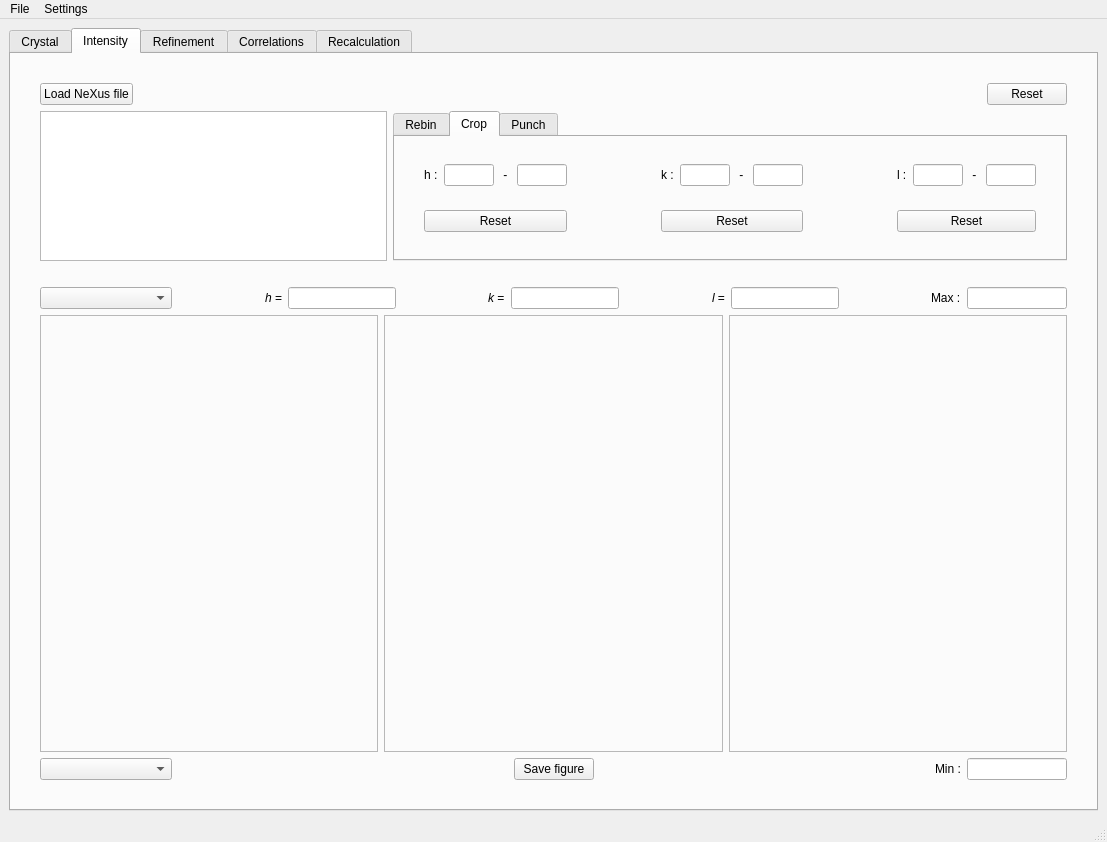
Above: disorder/graphical/mainwindow.ui from zjmorgan/rmc-discord before the change. Below: the same form after it.
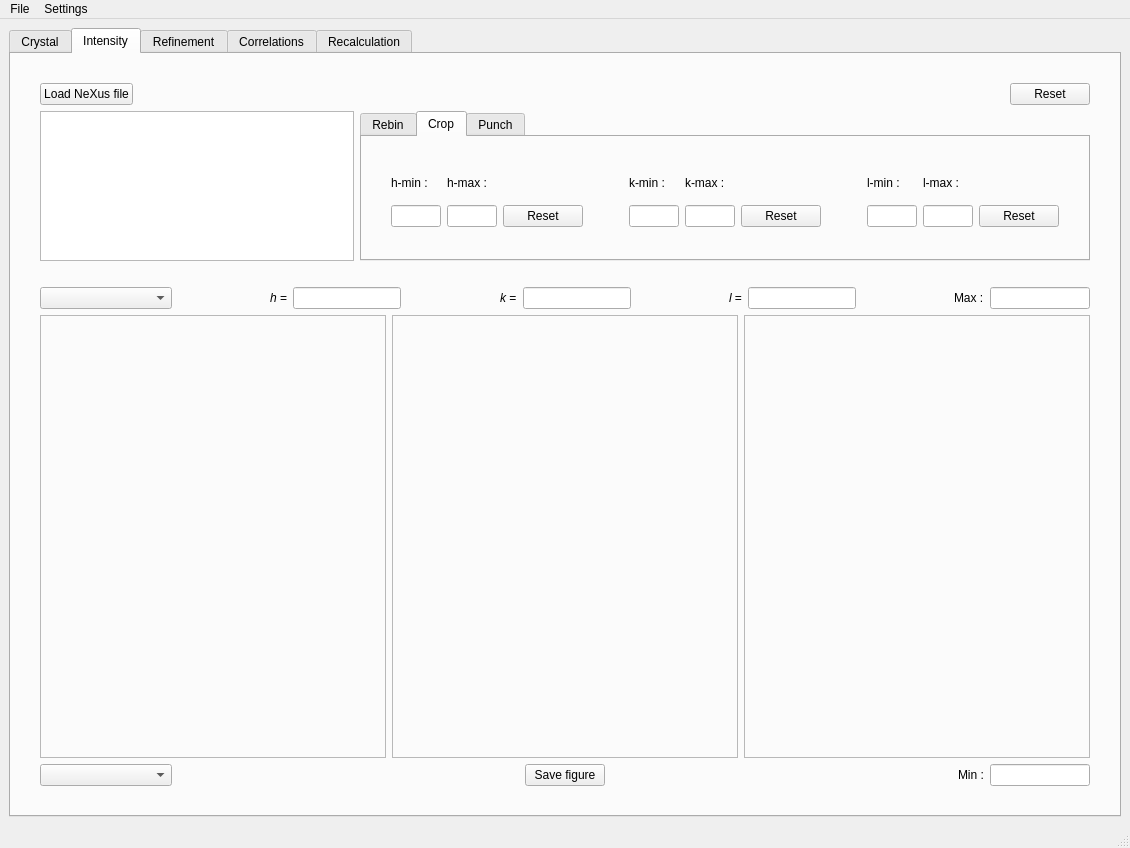
That is the form after the change. The open tabs and pages were chosen to show the change. Custom widgets are drawn as their Qt base class.

Diff of the .ui file:
```diff
--- a/disorder/graphical/mainwindow.ui
+++ b/disorder/graphical/mainwindow.ui
@@ -6,10 +6,16 @@
    <rect>
     <x>0</x>
     <y>0</y>
-    <width>1107</width>
-    <height>842</height>
+    <width>1130</width>
+    <height>848</height>
    </rect>
   </property>
+  <property name="maximumSize">
+   <size>
+    <width>16777215</width>
+    <height>848</height>
+   </size>
+  </property>
   <property name="windowTitle">
    <string>rmc-discord</string>
   </property>
@@ -964,154 +970,20 @@
               <string>Crop</string>
              </attribute>
              <layout class="QGridLayout" name="gridLayout_8">
-              <item row="2" column="1">
-               <layout class="QGridLayout" name="gridLayout_25">
-                <item row="1" column="0">
-                 <widget class="QPushButton" name="pushButton_reset_h">
-                  <property name="text">
-                   <string>Reset</string>
-                  </property>
-                 </widget>
-                </item>
-                <item row="0" column="0">
-                 <layout class="QGridLayout" name="gridLayout_30">
-                  <item row="0" column="1">
-                   <widget class="QLineEdit" name="lineEdit_min_h">
-                    <property name="maximumSize">
-                     <size>
-                      <width>50</width>
-                      <height>16777215</height>
-                     </size>
-                    </property>
-                   </widget>
-                  </item>
-                  <item row="0" column="0">
-                   <widget class="QLabel" name="label_range_h">
-                    <property name="text">
-                     <string>h :</string>
-                    </property>
-                   </widget>
-                  </item>
-                  <item row="0" column="2">
-                   <widget class="QLabel" name="label_sep_h">
-                    <property name="text">
-                     <string> - </string>
-                    </property>
-                   </widget>
-                  </item>
-                  <item row="0" column="3">
-                   <widget class="QLineEdit" name="lineEdit_max_h">
-                    <property name="maximumSize">
-                     <size>
-                      <width>50</width>
-                      <height>16777215</height>
-                     </size>
-                    </property>
-                   </widget>
-                  </item>
-                 </layout>
-                </item>
-               </layout>
+              <item row="2" column="10">
+               <spacer name="verticalSpacer_27">
+                <property name="orientation">
+                 <enum>Qt::Vertical</enum>
+                </property>
+                <property name="sizeHint" stdset="0">
+                 <size>
+                  <width>20</width>
+                  <height>40</height>
+                 </size>
+                </property>
+               </spacer>
               </item>
-              <item row="2" column="5">
-               <layout class="QGridLayout" name="gridLayout_36">
-                <item row="1" column="0">
-                 <widget class="QPushButton" name="pushButton_reset_l">
-                  <property name="text">
-                   <string>Reset</string>
-                  </property>
-                 </widget>
-                </item>
-                <item row="0" column="0">
-                 <layout class="QGridLayout" name="gridLayout_29">
-                  <item row="0" column="3">
-                   <widget class="QLineEdit" name="lineEdit_max_l">
-                    <property name="maximumSize">
-                     <size>
-                      <width>50</width>
-                      <height>16777215</height>
-                     </size>
-                    </property>
-                   </widget>
-                  </item>
-                  <item row="0" column="0">
-                   <widget class="QLabel" name="label_rangel_l">
-                    <property name="text">
-                     <string>l :</string>
-                    </property>
-                   </widget>
-                  </item>
-                  <item row="0" column="1">
-                   <widget class="QLineEdit" name="lineEdit_min_l">
-                    <property name="maximumSize">
-                     <size>
-                      <width>50</width>
-                      <height>16777215</height>
-                     </size>
-                    </property>
-                   </widget>
-                  </item>
-                  <item row="0" column="2">
-                   <widget class="QLabel" name="label_sep_l">
-                    <property name="text">
-                     <string> - </string>
-                    </property>
-                   </widget>
-                  </item>
-                 </layout>
-                </item>
-               </layout>
-              </item>
-              <item row="2" column="3">
-               <layout class="QGridLayout" name="gridLayout_35">
-                <item row="1" column="0">
-                 <widget class="QPushButton" name="pushButton_reset_k">
-                  <property name="text">
-                   <string>Reset</string>
-                  </property>
-                 </widget>
-                </item>
-                <item row="0" column="0">
-                 <layout class="QGridLayout" name="gridLayout_28">
-                  <item row="0" column="0">
-                   <widget class="QLabel" name="label_range_k">
-                    <property name="text">
-                     <string>k :</string>
-                    </property>
-                   </widget>
-                  </item>
-                  <item row="0" column="1">
-                   <widget class="QLineEdit" name="lineEdit_min_k">
-                    <property name="maximumSize">
-                     <size>
-                      <width>50</width>
-                      <height>16777215</height>
-                     </size>
-                    </property>
-                   </widget>
-                  </item>
-                  <item row="0" column="2">
-                   <widget class="QLabel" name="label_sep_k">
-                    <property name="text">
-                     <string> - </string>
-                    </property>
-                   </widget>
-                  </item>
-                  <item row="0" column="3">
-                   <widget class="QLineEdit" name="lineEdit_max_k">
-                    <property name="maximumSize">
-                     <size>
-                      <width>50</width>
-                      <height>16777215</height>
-                     </size>
-                    </property>
-                   </widget>
-                  </item>
-                 </layout>
-                </item>
-               </layout>
-              </item>
-              <item row="2" column="2">
+              <item row="2" column="4">
                <spacer name="horizontalSpacer_23">
                 <property name="orientation">
                  <enum>Qt::Horizontal</enum>
@@ -1124,7 +996,7 @@
                 </property>
                </spacer>
               </item>
-              <item row="2" column="4">
+              <item row="2" column="7">
                <spacer name="horizontalSpacer_24">
                 <property name="orientation">
                  <enum>Qt::Horizontal</enum>
@@ -1150,19 +1022,203 @@
                 </property>
                </spacer>
               </item>
-              <item row="2" column="6">
-               <spacer name="verticalSpacer_27">
+              <item row="3" column="2">
+               <spacer name="horizontalSpacer_36">
                 <property name="orientation">
-                 <enum>Qt::Vertical</enum>
+                 <enum>Qt::Horizontal</enum>
                 </property>
                 <property name="sizeHint" stdset="0">
                  <size>
-                  <width>20</width>
-                  <height>40</height>
+                  <width>40</width>
+                  <height>20</height>
                  </size>
                 </property>
                </spacer>
               </item>
+              <item row="0" column="2">
+               <spacer name="horizontalSpacer_47">
+                <property name="orientation">
+                 <enum>Qt::Horizontal</enum>
+                </property>
+                <property name="sizeHint" stdset="0">
+                 <size>
+                  <width>40</width>
+                  <height>20</height>
+                 </size>
+                </property>
+               </spacer>
+              </item>
+              <item row="2" column="2">
+               <layout class="QGridLayout" name="gridLayout_30">
+                <item row="0" column="0">
+                 <widget class="QLabel" name="label_range_h">
+                  <property name="maximumSize">
+                   <size>
+                    <width>16777215</width>
+                    <height>27</height>
+                   </size>
+                  </property>
+                  <property name="text">
+                   <string>h-min :</string>
+                  </property>
+                 </widget>
+                </item>
+                <item row="1" column="1">
+                 <widget class="QLineEdit" name="lineEdit_max_h">
+                  <property name="maximumSize">
+                   <size>
+                    <width>50</width>
+                    <height>16777215</height>
+                   </size>
+                  </property>
+                 </widget>
+                </item>
+                <item row="1" column="0">
+                 <widget class="QLineEdit" name="lineEdit_min_h">
+                  <property name="maximumSize">
+                   <size>
+                    <width>50</width>
+                    <height>16777215</height>
+                   </size>
+                  </property>
+                 </widget>
+                </item>
+                <item row="0" column="1">
+                 <widget class="QLabel" name="label_sep_h">
+                  <property name="maximumSize">
+                   <size>
+                    <width>16777215</width>
+                    <height>27</height>
+                   </size>
+                  </property>
+                  <property name="text">
+                   <string>h-max :</string>
+                  </property>
+                 </widget>
+                </item>
+                <item row="1" column="2">
+                 <widget class="QPushButton" name="pushButton_reset_h">
+                  <property name="text">
+                   <string>Reset</string>
+                  </property>
+                 </widget>
+                </item>
+               </layout>
+              </item>
+              <item row="2" column="5">
+               <layout class="QGridLayout" name="gridLayout_28">
+                <item row="0" column="0">
+                 <widget class="QLabel" name="label_range_k">
+                  <property name="maximumSize">
+                   <size>
+                    <width>16777215</width>
+                    <height>27</height>
+                   </size>
+                  </property>
+                  <property name="text">
+                   <string>k-min :</string>
+                  </property>
+                 </widget>
+                </item>
+                <item row="0" column="1">
+                 <widget class="QLabel" name="label_sep_k">
+                  <property name="maximumSize">
+                   <size>
+                    <width>16777215</width>
+                    <height>27</height>
+                   </size>
+                  </property>
+                  <property name="text">
+                   <string>k-max :</string>
+                  </property>
+                 </widget>
+                </item>
+                <item row="1" column="0">
+                 <widget class="QLineEdit" name="lineEdit_min_k">
+                  <property name="maximumSize">
+                   <size>
+                    <width>50</width>
+                    <height>16777215</height>
+                   </size>
+                  </property>
+                 </widget>
+                </item>
+                <item row="1" column="1">
+                 <widget class="QLineEdit" name="lineEdit_max_k">
+                  <property name="maximumSize">
+                   <size>
+                    <width>50</width>
+                    <height>16777215</height>
+                   </size>
+                  </property>
+                 </widget>
+                </item>
+                <item row="1" column="2">
+                 <widget class="QPushButton" name="pushButton_reset_k">
+                  <property name="text">
+                   <string>Reset</string>
+                  </property>
+                 </widget>
+                </item>
+               </layout>
+              </item>
+              <item row="2" column="8">
+               <layout class="QGridLayout" name="gridLayout_29">
+                <item row="0" column="0">
+                 <widget class="QLabel" name="label_rangel_l">
+                  <property name="maximumSize">
+                   <size>
+                    <width>16777215</width>
+                    <height>27</height>
+                   </size>
+                  </property>
+                  <property name="text">
+                   <string>l-min :</string>
+                  </property>
+                 </widget>
+                </item>
+                <item row="0" column="1">
+                 <widget class="QLabel" name="label_sep_l">
+                  <property name="maximumSize">
+                   <size>
+                    <width>16777215</width>
+                    <height>27</height>
+                   </size>
+                  </property>
+                  <property name="text">
+                   <string>l-max : </string>
+                  </property>
+                 </widget>
+                </item>
+                <item row="1" column="0">
+                 <widget class="QLineEdit" name="lineEdit_min_l">
+                  <property name="maximumSize">
+                   <size>
+                    <width>50</width>
+                    <height>16777215</height>
+                   </size>
+                  </property>
+                 </widget>
+                </item>
+                <item row="1" column="1">
+                 <widget class="QLineEdit" name="lineEdit_max_l">
+                  <property name="maximumSize">
+                   <size>
+                    <width>50</width>
+                    <height>16777215</height>
+                   </size>
+                  </property>
+                 </widget>
+                </item>
+                <item row="1" column="2">
+                 <widget class="QPushButton" name="pushButton_reset_l">
+                  <property name="text">
+                   <string>Reset</string>
+                  </property>
+                 </widget>
+                </item>
+               </layout>
+              </item>
              </layout>
             </widget>
             <widget class="QWidget" name="tab_punch">
@@ -3658,7 +3714,7 @@
     <rect>
      <x>0</x>
      <y>0</y>
-     <width>1107</width>
+     <width>1130</width>
      <height>26</height>
     </rect>
    </property>
```
Left out of the diff: 1040 changed lines with no effect on the pictures.
